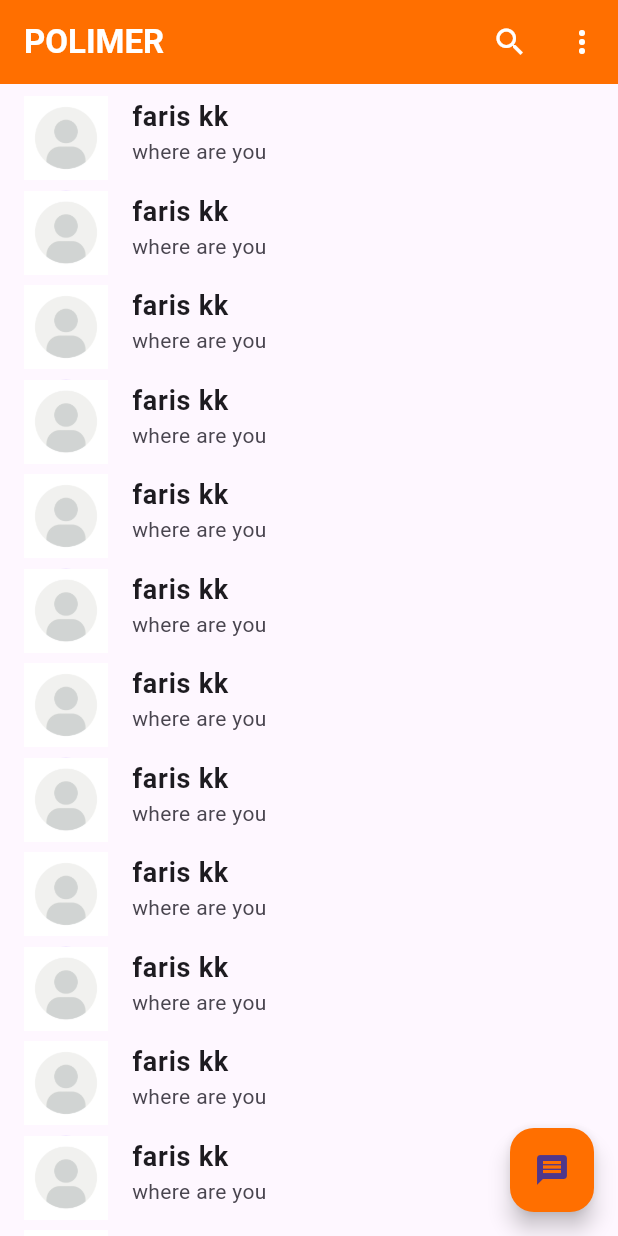
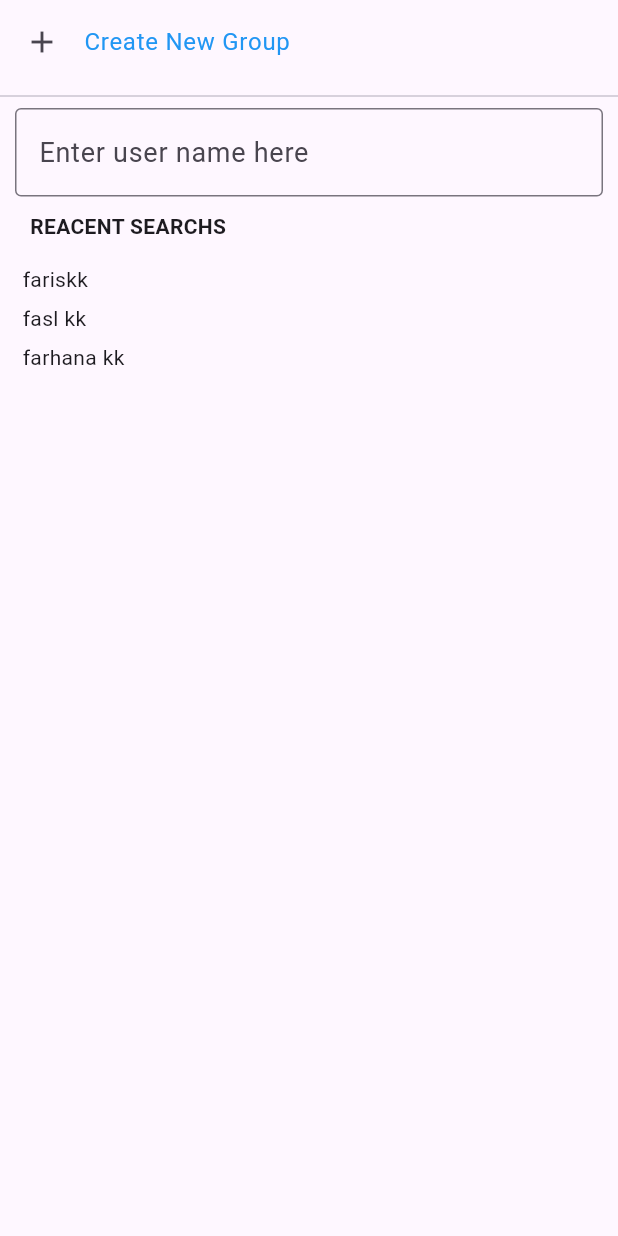
Before and after one commit to fariskk/polimer, a Flutter app: the screen it shows after launch, after a tap on the "message" icon, on a phone screen of 412 x 824 dp. Run offline on Flutter 3.47's test engine with Material 3 defaults, Android fonts, the phone set to English and light mode, and no system bars; our stand-ins replace bloc, cloud_firestore, firebase_auth, firebase_core, image_picker; missing offline and left inert: language_picker; accounts and stored records are empty.

Commit message:
newchat and newgroup ui completed

```diff
--- a/lib/features/home_page/precentation/screens/homeScreen.dart
+++ b/lib/features/home_page/precentation/screens/homeScreen.dart
@@ -1,6 +1,7 @@
 import 'package:cloud_firestore/cloud_firestore.dart';
 import 'package:flutter/material.dart';
 import 'package:polimer/features/home_page/precentation/widgets/homeScreen_widgets.dart';
+import 'package:polimer/features/new_chat/precentation/screens/newchat_screen.dart';
 
 class HomeScreen extends StatelessWidget {
   const HomeScreen({super.key});
@@ -43,7 +44,10 @@ class HomeScreen extends StatelessWidget {
         return userTile("faris kk", "", "where are you");
       }),
       floatingActionButton: FloatingActionButton(
-        onPressed: () {},
+        onPressed: () {
+          Navigator.push(context,
+              MaterialPageRoute(builder: (context) => NewchatScreen()));
+        },
         backgroundColor: Color.fromARGB(255, 255, 111, 0),
         child: Icon(Icons.message),
       ),
--- /dev/null
+++ b/lib/features/new_chat/bloc/newchat_bloc_event.dart
@@ -0,0 +1,4 @@
+part of 'newchat_bloc_bloc.dart';
+
+@immutable
+sealed class NewchatBlocEvent {}
--- /dev/null
+++ b/lib/features/new_chat/bloc/newchat_bloc_state.dart
@@ -0,0 +1,6 @@
+part of 'newchat_bloc_bloc.dart';
+
+@immutable
+sealed class NewchatBlocState {}
+
+final class NewchatBlocInitial extends NewchatBlocState {}
--- /dev/null
+++ b/lib/features/new_chat/precentation/screens/newchat_screen.dart
@@ -0,0 +1,49 @@
+import 'package:flutter/material.dart';
+import 'package:polimer/features/new_chat/precentation/widgets/newchat_widgets.dart';
+import 'package:polimer/features/new_group/precentation/newgroup_screens/newgroup_screen.dart';
+
+class NewchatScreen extends StatelessWidget {
+  const NewchatScreen({super.key});
+
+  @override
+  Widget build(BuildContext context) {
+    return Scaffold(
+      body: SafeArea(
+        child: Column(
+          children: [
+            ListTile(
+              onTap: () {
+                Navigator.push(context,
+                    MaterialPageRoute(builder: (context) => NewgroupScreen()));
+              },
+              leading: Icon(Icons.add),
+              title: Text(
+                "Create New Group",
+                style: TextStyle(color: Colors.blue),
+              ),
+            ),
+            Divider(),
+            Padding(
+              padding: const EdgeInsets.symmetric(horizontal: 10.0),
+              child: TextField(
+                decoration: InputDecoration(
+                    border: OutlineInputBorder(),
+                    hintText: "Enter user name here",
+                    hintStyle: TextStyle(fontSize: 18)),
+              ),
+            ),
+            Align(
+                alignment: Alignment.centerLeft,
+                child: Padding(
+                    padding: EdgeInsets.only(left: 20, top: 10),
+                    child: Text(
+                      "REACENT SEARCHS",
+                      style: TextStyle(fontWeight: FontWeight.bold),
+                    ))),
+            recentsearchs(["fariskk", "fasl kk", "farhana kk"]),
+          ],
+        ),
+      ),
+    );
+  }
+}
--- /dev/null
+++ b/lib/features/new_chat/precentation/widgets/newchat_widgets.dart
@@ -0,0 +1,18 @@
+import 'package:flutter/material.dart';
+
+Widget recentsearchs(List recentSearchs) {
+  return Expanded(
+    child: Padding(
+      padding: const EdgeInsets.all(12.0),
+      child: ListView.builder(
+        itemCount: recentSearchs.length,
+        itemBuilder: (context, index) {
+          return Padding(
+            padding: const EdgeInsets.all(3.0),
+            child: Text(recentSearchs[index]),
+          );
+        },
+      ),
+    ),
+  );
+}
--- /dev/null
+++ b/lib/features/new_group/bloc/newgroup_bloc_event.dart
@@ -0,0 +1,4 @@
+part of 'newgroup_bloc_bloc.dart';
+
+@immutable
+sealed class NewgroupBlocEvent {}
--- /dev/null
+++ b/lib/features/new_group/bloc/newgroup_bloc_state.dart
@@ -0,0 +1,6 @@
+part of 'newgroup_bloc_bloc.dart';
+
+@immutable
+sealed class NewgroupBlocState {}
+
+final class NewgroupBlocInitial extends NewgroupBlocState {}
```
Also changed, not shown: lib/features/new_chat/bloc/newchat_bloc_bloc.dart (added, +13 -0 lines), lib/features/new_group/bloc/newgroup_bloc_bloc.dart (added, +13 -0 lines), lib/features/new_group/precentation/newgroup_screens/newgroup_screen.dart (added, +52 -0 lines), lib/features/new_group/precentation/newgroup_widgets/newgroup_widgets.dart (added, +18 -0 lines).
